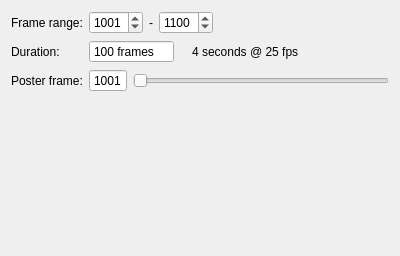
mjbonnington/icarus-gps, file core/ui/settings_time_ui.ui: the form before one commit.
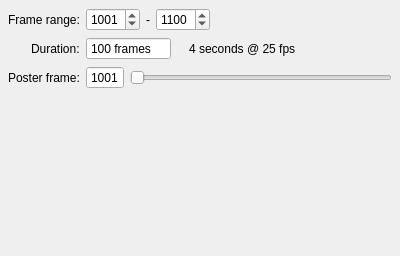
The form after the commit.

Commit message: Improved settings panel UIs

What changed in the file:
```diff
--- a/core/ui/settings_time_ui.ui
+++ b/core/ui/settings_time_ui.ui
@@ -23,6 +23,12 @@
    <property name="fieldGrowthPolicy">
     <enum>QFormLayout::ExpandingFieldsGrow</enum>
    </property>
+   <property name="labelAlignment">
+    <set>Qt::AlignRight|Qt::AlignTrailing|Qt::AlignVCenter</set>
+   </property>
+   <property name="margin">
+    <number>8</number>
+   </property>
    <item row="0" column="0">
     <widget class="QLabel" name="range_label">
      <property name="text">
```
The commit also changes 14 other files.
